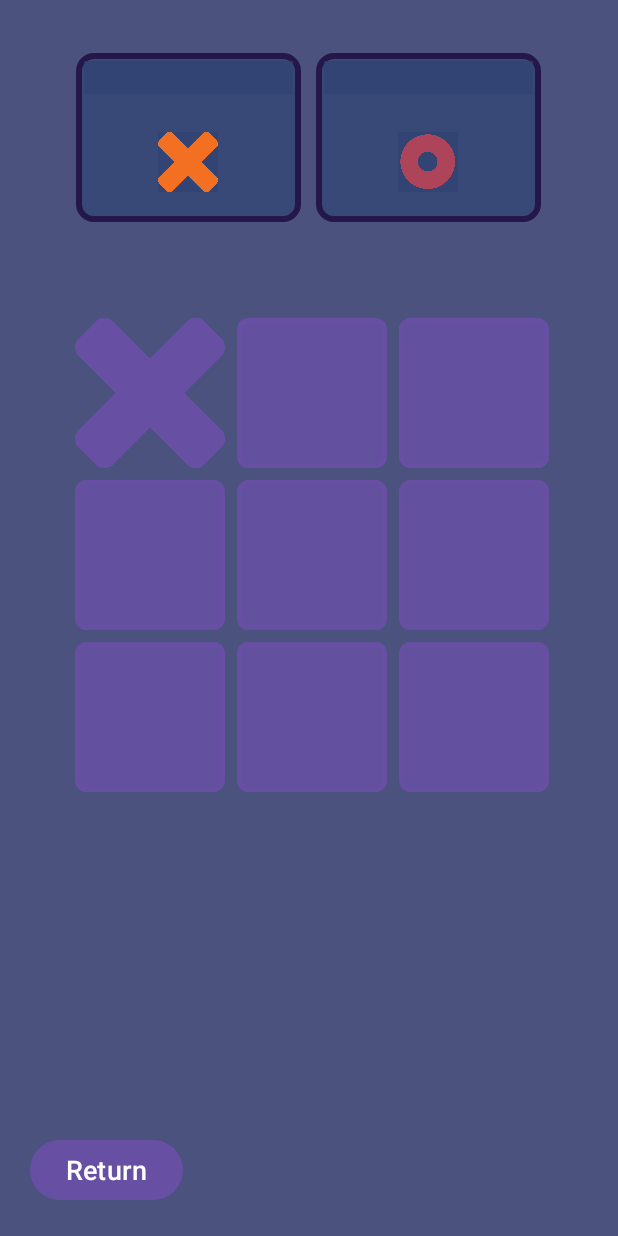
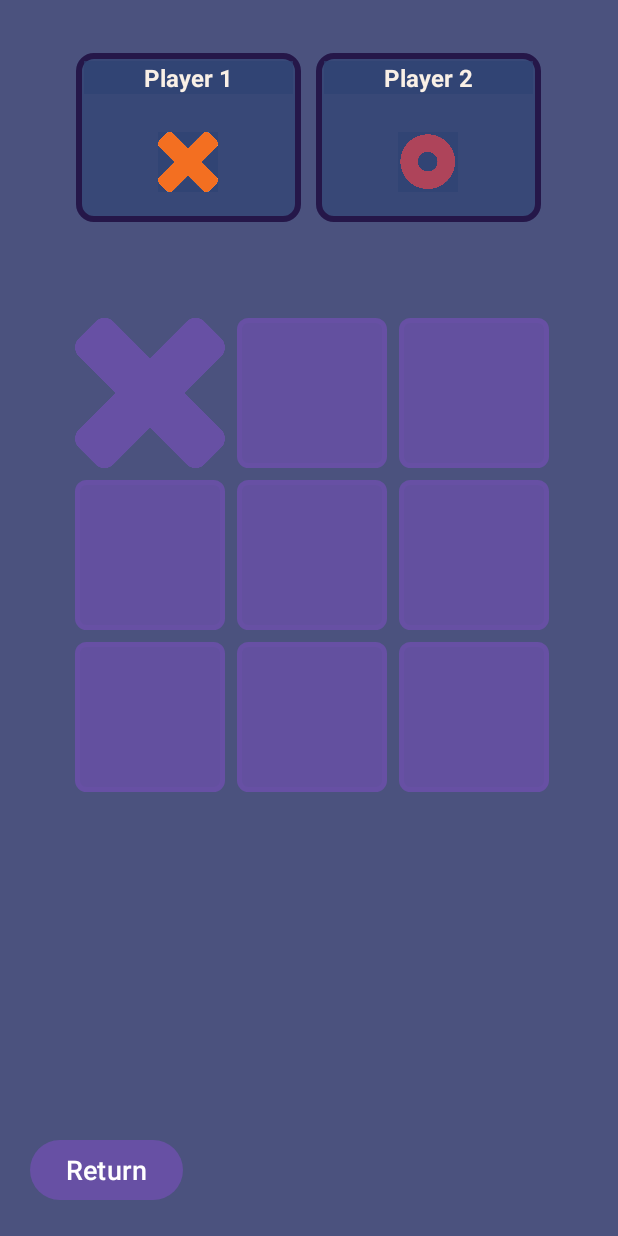
Before and after one commit to yesse-05c/TicTacToe, an Android app: the MainActivity screen opened directly, with no data from a screen before it, after a tap on an icon or button, on a phone screen of 412 x 824 dp. Run offline under Robolectric (Android 15) with nearby library versions, the phone set to English and light mode, and no system bars.

Commit message:
Game Logic implemented
checkRows, cols, diagonal and fullboard implemented. Winner name textView set

```diff
--- a/TicTacToeGame/app/src/main/java/com/zybooks/tictactoegame/MainActivity.kt
+++ b/TicTacToeGame/app/src/main/java/com/zybooks/tictactoegame/MainActivity.kt
@@ -2,6 +2,7 @@ package com.zybooks.tictactoegame
 
 import androidx.appcompat.app.AppCompatActivity
 import android.os.Bundle
+import android.view.View
 import android.widget.Button
 import android.widget.GridLayout
 import android.widget.TextView
@@ -11,6 +12,10 @@ class MainActivity : AppCompatActivity() {
 
     private lateinit var gridLayout : GridLayout
     private lateinit var ticTacToeGame : TicTacToeGame
+    private lateinit var winnerTextView : TextView
+    private lateinit var getplayerOne : String
+    private lateinit var getplayerTwo : String
+    private var isGameEnded = false
 
     //Key constants for saving and restoring state
     private val PLAYER_KEY = "currentPlayer"
@@ -20,6 +25,9 @@ class MainActivity : AppCompatActivity() {
         super.onCreate(savedInstanceState)
         setContentView(R.layout.activity_main)
 
+        //result TextView
+        winnerTextView = findViewById(R.id.winnerTextView)
+        //Names textViews
         var playerOneName = findViewById<TextView>(R.id.playerOneTextview)
         var playerTwoName = findViewById<TextView>(R.id.playerTwoTextview)
         gridLayout = findViewById(R.id.gridLayout)
@@ -27,8 +35,8 @@ class MainActivity : AppCompatActivity() {
 
         //Displaying player's name
         val intent = intent
-        val getplayerOne = intent.getStringExtra("Player one")
-        val getplayerTwo = intent.getStringExtra("Player two")
+        getplayerOne = intent.getStringExtra("Player one") ?: "Player 1"
+        getplayerTwo = intent.getStringExtra("Player two") ?: "Player 2"
 
         playerOneName.text = getplayerOne
         playerTwoName.text = getplayerTwo
@@ -44,6 +52,12 @@ class MainActivity : AppCompatActivity() {
     }
 
     private fun onButtonClick(index : Int, button : Button) {
+
+        //Displaying player's name
+        val intent = intent
+        val getplayerOne = intent.getStringExtra("Player one")
+        val getplayerTwo = intent.getStringExtra("Player two")
+
         val row = index / 3
         val col = index % 3
         if (ticTacToeGame.makeMove(row, col)){
@@ -55,15 +69,30 @@ class MainActivity : AppCompatActivity() {
             when(result){
                 1 -> {
                     //needs to be updated in a winner function to be displayed on the textView
-                    //Toast.makeText(this, "Player 1 (X) wins!", Toast.LENGTH_SHORT).show()
+                    if (getplayerTwo != null) {
+                        displayWinnerMessage(getplayerTwo)
+                    }
                 }
                 2 -> {
-                    //Toast.makeText(this, "Player 2 (O) wins!", Toast.LENGTH_SHORT).show()
+                    if (getplayerOne != null) {
+                        displayWinnerMessage(getplayerOne)
+                    }
                 }
                 3 -> {
-                    //Toast.makeText(this, "It's a draw", Toast.LENGTH_SHORT).show()
+                    displayDrawMessage()
                 }
             }
         }
     }
+
+    private fun displayWinnerMessage(player : String){
+        val winnerName = player
+        winnerTextView.text = "$winnerName wins!"
+        winnerTextView.visibility = View.VISIBLE
+    }
+    private fun displayDrawMessage(){
+        val message = "It's a draw"
+        winnerTextView.text = message
+        winnerTextView.visibility = View.VISIBLE
+    }
 }
--- a/TicTacToeGame/app/src/main/java/com/zybooks/tictactoegame/TicTacToeGame.kt
+++ b/TicTacToeGame/app/src/main/java/com/zybooks/tictactoegame/TicTacToeGame.kt
@@ -27,26 +27,52 @@ class TicTacToeGame {
         return 0 //still playing. Able to make moves
     }
 
+    private fun checkCols(): Boolean {
+        for(col in 0 until 3){
+            if(tictactoeArray[0][col] == tictactoeArray[1][col] && tictactoeArray[1][col] == tictactoeArray[2][col] && tictactoeArray[0][col] != 0){
+                return true
+            }
+        }
+        return false
+    }
+
+    private fun checkRows(): Boolean {
+        for(row in 0 until 3){
+            if(tictactoeArray[row][0] == tictactoeArray[row][1] && tictactoeArray[row][1] == tictactoeArray[row][2] && tictactoeArray[row][0] != 0){
+                return true
+            }
+        }
+        return false
+    }
+
+    private fun checkDiagonal(): Boolean {
+        return(tictactoeArray[0][0] == tictactoeArray[1][1] && tictactoeArray[1][1] == tictactoeArray[2][2] && tictactoeArray[0][0] != 0) ||
+                (tictactoeArray[0][2] == tictactoeArray[1][1] && tictactoeArray[1][1] == tictactoeArray[2][0] && tictactoeArray[0][2] != 0)
+    }
+
     private fun isBoardFull(): Boolean {
+        for (row in 0 until 3){
+            for (col in 0 until 3){
+                if (tictactoeArray[row][col] == 0){
+                    return false
+                }
+            }
+        }
         return true
     }
 
-    private fun checkDiagonal(): Boolean {
-        return true
-    }
-
-    private fun checkCols(): Boolean {
-        return true
-    }
-
-    private fun checkRows(): Boolean {
-        return true
-    }
     fun getCurrentPlayer() : Int{
         return currentPlayer
     }
     fun getGameBoard() : Array<IntArray>{
         return tictactoeArray
     }
-
+    fun resetGame(){
+        for (i in 0 until 3) {
+            for (j in 0 until 3) {
+                tictactoeArray[i][j] = 0
+            }
+        }
+        currentPlayer = 1
+    }
 }
--- a/TicTacToeGame/app/src/main/res/layout-land/activity_main.xml
+++ b/TicTacToeGame/app/src/main/res/layout-land/activity_main.xml
@@ -168,6 +168,9 @@
         android:layout_height="13dp"
         android:layout_marginTop="50dp"
         android:text=""
+        android:textSize="18sp"
+        android:visibility="gone"
+        android:textColor="@color/white"
         app:layout_constraintLeft_toRightOf="@id/gridLayout"
         app:layout_constraintRight_toRightOf="parent"
         app:layout_constraintTop_toBottomOf="@id/playersTextviews" />
--- a/TicTacToeGame/app/src/main/res/layout/activity_main.xml
+++ b/TicTacToeGame/app/src/main/res/layout/activity_main.xml
@@ -165,7 +165,10 @@
         android:layout_width="wrap_content"
         android:layout_height="wrap_content"
         android:layout_marginTop="50dp"
-        android:text=""
+        android:text="result"
+        android:textSize="18sp"
+        android:visibility="gone"
+        android:textColor="@color/white"
         app:layout_constraintLeft_toLeftOf="parent"
         app:layout_constraintRight_toRightOf="parent"
         app:layout_constraintTop_toBottomOf="@id/gridLayout" />
```
